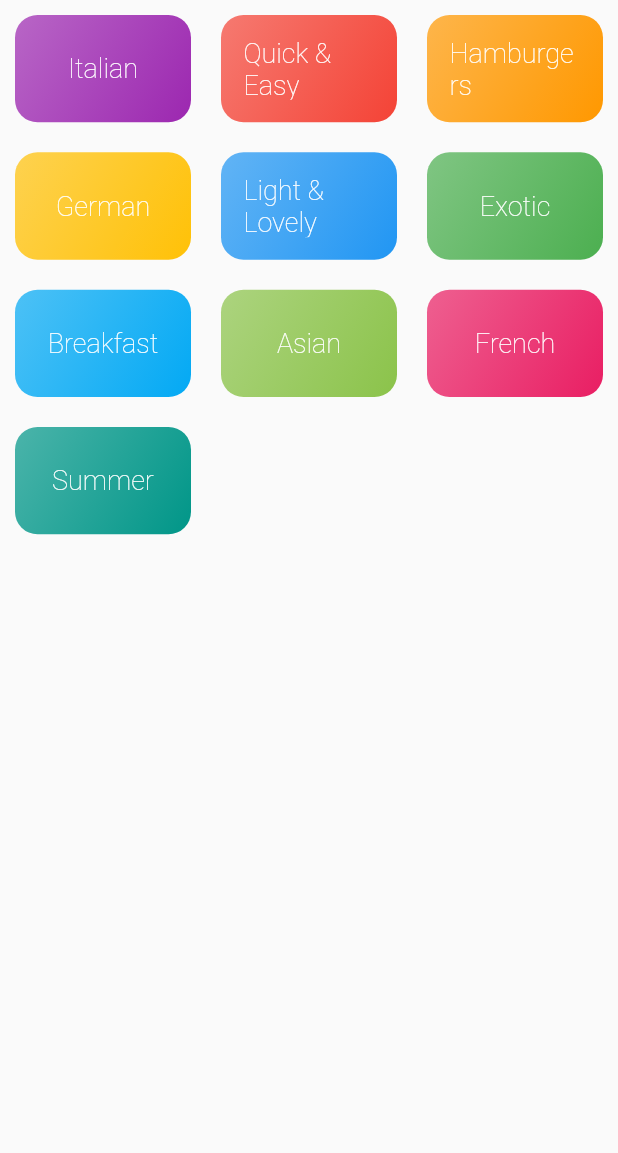
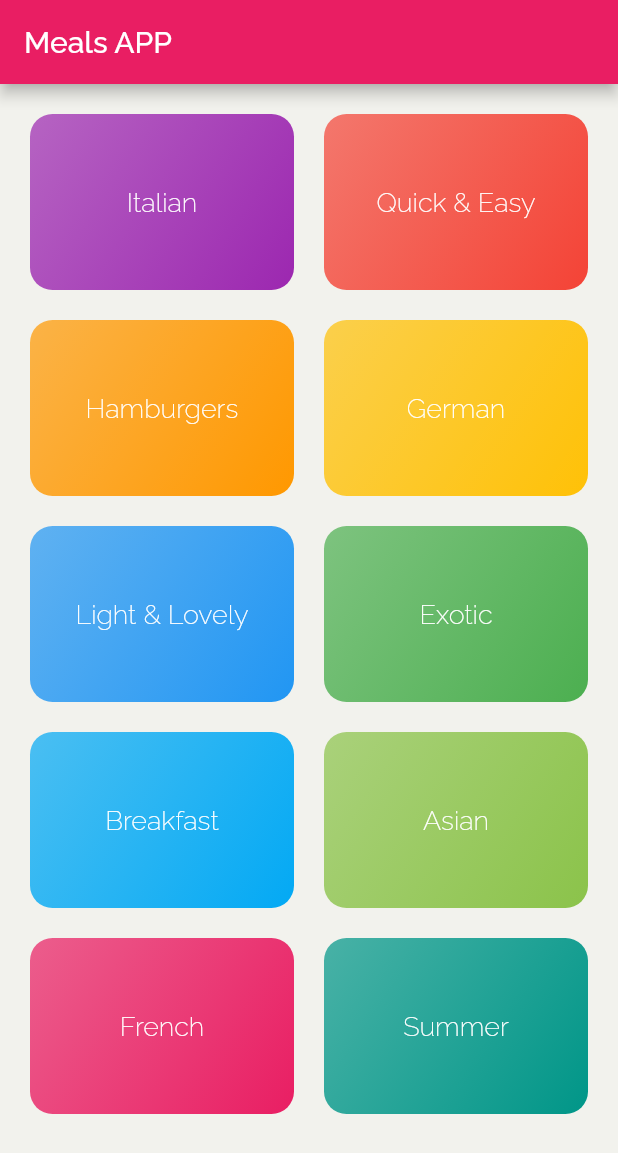
Before and after one commit to Abhilash-Puthukkudi/flutter_refresher, a Flutter app: the screen it shows after launch, on a phone screen of 412 x 824 dp. Shown: the top 1153 px of the screen. Run offline on Flutter 3.47's test engine with Material 2 defaults, Android fonts, the phone set to English and light mode, and no system bars; our stand-ins replace google_fonts; missing offline and left inert: dart:ffi.

Commit message:
grid and theme completed

```diff
--- a/navigation and multiple screens/meals_app/lib/main.dart
+++ b/navigation and multiple screens/meals_app/lib/main.dart
@@ -12,7 +12,10 @@ class Myapp extends StatelessWidget{
     return MaterialApp(
       title: "Meals App",
       theme: ThemeData(
-        primarySwatch: Colors.blue,
+        colorScheme: ColorScheme.fromSwatch(primarySwatch: Colors.pink).copyWith(secondary: Colors.amber),
+       canvasColor: Color.fromARGB(255, 242, 242, 237),
+       fontFamily: "Raleway",
+
 
       ),
       home: homescreen() ,
@@ -27,7 +30,8 @@ class homescreen extends StatelessWidget{
   Widget build(BuildContext context) {
 return Scaffold
 
-(body: CategoriesScreen());
+(appBar: AppBar(title: Text("Meals APP"),),
+  body: CategoriesScreen());
 
   }
 }
--- a/navigation and multiple screens/meals_app/lib/screens/categories/categories_screen.dart
+++ b/navigation and multiple screens/meals_app/lib/screens/categories/categories_screen.dart
@@ -6,14 +6,17 @@ class CategoriesScreen extends StatelessWidget{
   @override
   Widget build(BuildContext context) {
 
-    return GridView(
+    return Scaffold(
+
+      body: SafeArea(
+        child: GridView(
           //look of the grid are defined here
-      gridDelegate:  SliverGridDelegateWithMaxCrossAxisExtent(
-
+          padding: const EdgeInsets.all(20),
+          gridDelegate:  const SliverGridDelegateWithMaxCrossAxisExtent(
             maxCrossAxisExtent: 200,
             childAspectRatio: 3/2,
-        crossAxisSpacing: 0,
-        mainAxisSpacing: 0,
+            crossAxisSpacing: 20,
+            mainAxisSpacing: 20,
             ),
 
           children:
@@ -24,6 +27,8 @@ class CategoriesScreen extends StatelessWidget{
               )
               ).toList()
           ,
+        ),
+      ),
     );
 
   }
--- a/navigation and multiple screens/meals_app/lib/screens/categories/widgets/categorie_item.dart
+++ b/navigation and multiple screens/meals_app/lib/screens/categories/widgets/categorie_item.dart
@@ -12,12 +12,13 @@ class CategorieItem extends StatelessWidget {
   @override
   Widget build(BuildContext context) {
         return Container(
-          margin: EdgeInsets.all(10),
+          // margin: EdgeInsets.all(10),
           padding: const EdgeInsets.all(15),
+          // ignore: sort_child_properties_last
           child: Center(
                         child: Text(
                                     title,
-                                    style: TextStyle(fontSize: 18,
+                                    style: const TextStyle(fontSize: 18,
                                     color: Colors.white,
                                     fontWeight: FontWeight.w200
                                     ),
```
Also changed, not shown: navigation and multiple screens/meals_app/pubspec.yaml (+19 -12 lines), navigation and multiple screens/meals_app/lib/assets/fonts/fonts/Raleway-Black.ttf (added), navigation and multiple screens/meals_app/lib/assets/fonts/fonts/Raleway-Bold.ttf (added), navigation and multiple screens/meals_app/lib/assets/fonts/fonts/Raleway-Regular.ttf (added), navigation and multiple screens/meals_app/lib/assets/fonts/fonts/RobotoCondensed-Bold.ttf (added), navigation and multiple screens/meals_app/lib/assets/fonts/fonts/RobotoCondensed-Italic.ttf (added), navigation and multiple screens/meals_app/lib/assets/fonts/fonts/RobotoCondensed-Light.ttf (added), navigation and multiple screens/meals_app/lib/assets/fonts/fonts/RobotoCondensed-Regular.ttf (added), 1 other file. Lines whose indentation alone changed are shown as unchanged.
